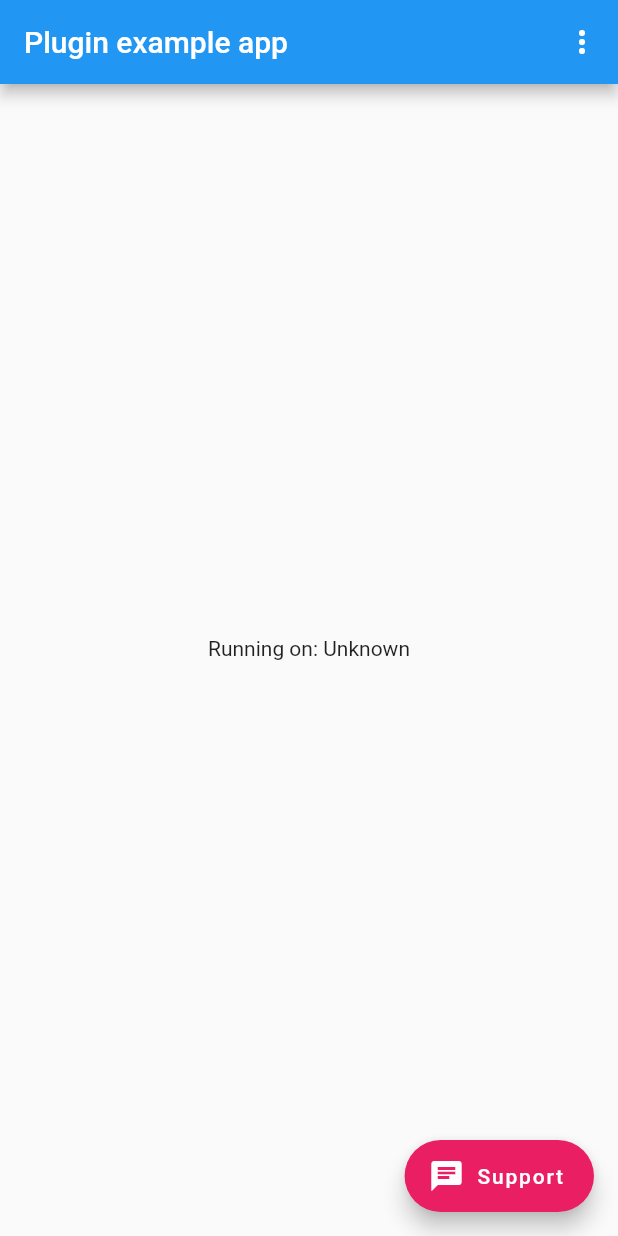
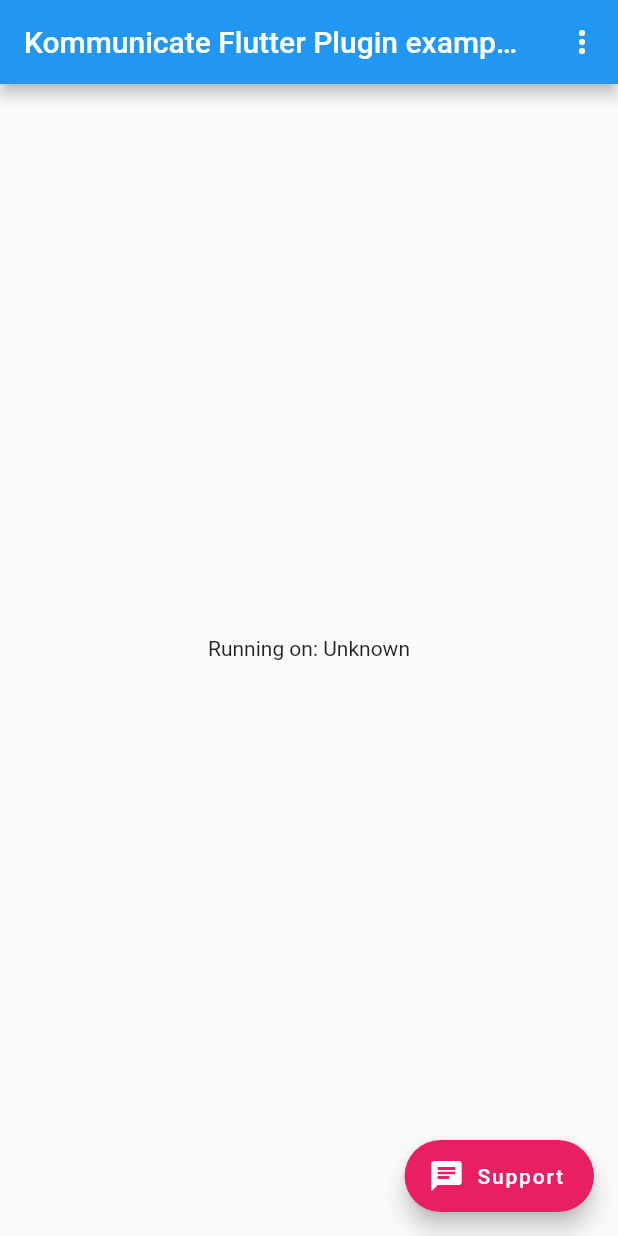
Before and after one commit to Kommunicate-io/Kommunicate-Flutter-Plugin, a Flutter app: the screen it shows after launch, after a tap on "Support", on a phone screen of 412 x 824 dp. Run offline on Flutter 3.47's test engine with Material 2 defaults, Android fonts, the phone set to English and light mode, and no system bars.

Commit message:
release version 1.0.0

```diff
--- a/example/lib/main.dart
+++ b/example/lib/main.dart
@@ -1,5 +1,6 @@
 import 'package:flutter/material.dart';
 import 'dart:async';
+import 'dart:convert';
 
 import 'package:flutter/services.dart';
 import 'package:kommunicate_flutter_plugin/kommunicate_flutter_plugin.dart';
@@ -45,16 +46,22 @@ class _MyAppState extends State<MyApp> {
 
   Future<dynamic> openSupportChat() async {
     try {
-      dynamic convObject = {'appId': '22823b4a764f9944ad7913ddb3e43cae1'};
+      dynamic user = {
+        'userId': 'reytum',
+        'password': 'reytum'
+      };
+
+      dynamic convObject = {
+        'appId': '22823b4a764f9944ad7913ddb3e43cae1'
+      };
       dynamic result =
           await KommunicateFlutterPlugin.buildConversation(convObject);
 
         dynamic chatContext = {
-          'key1': 'value1',
-          'key2': 'value2',
-          'key3': {
-            'keyV1' : 'vValue1',
-            'keyV2' : 'vValue2'
+          'key': 'value',
+          'objKey': {
+            'objKey1' : 'objValue1',
+            'objKey2' : 'objValue2'
           }
         };
 
@@ -71,7 +78,7 @@ class _MyAppState extends State<MyApp> {
     return MaterialApp(
       home: Scaffold(
           appBar: AppBar(
-            title: const Text('Plugin example app'),
+            title: const Text('Kommunicate Flutter Plugin example app'),
             actions: <Widget>[
               PopupMenuButton<OptionMenu>(
                 onSelected: (OptionMenu result) {
--- a/example/pubspec.yaml
+++ b/example/pubspec.yaml
@@ -8,6 +8,8 @@ environment:
 dependencies:
   flutter:
     sdk: flutter
+
+  # kommunicate_flutter_plugin: ^0.0.2
 
   # The following adds the Cupertino Icons font to your application.
   # Use with the CupertinoIcons class for iOS style icons.
--- a/lib/kommunicate_flutter_plugin.dart
+++ b/lib/kommunicate_flutter_plugin.dart
@@ -4,7 +4,7 @@ import 'package:flutter/services.dart';
 
 class KommunicateFlutterPlugin {
   static const MethodChannel _channel =
-  const MethodChannel('kommunicate_flutter_plugin');
+      const MethodChannel('kommunicate_flutter_plugin');
 
   static Future<String> get platformVersion async {
     final String version = await _channel.invokeMethod('getPlatformVersion');
--- a/pubspec.yaml
+++ b/pubspec.yaml
@@ -1,7 +1,7 @@
 name: kommunicate_flutter_plugin
-description: Flutter plugin for Kommunicate live chat.
-version: 0.0.1
-author: ashish@kommunicate.io
+description: Flutter plugin for Kommunicate live chat. Kommunicate provides open source live chat SDK in android. The Kommunicate SDK is flexible, lightweight and easily integrable. It lets you easily add real-time live chat and in-app messaging in your mobile applications and websites for customer support. The SDK is equipped with advance messaging options such as sending attachments, sharing location and rich messaging.
+version: 1.0.0
+author: Ashish <ashish@kommunicate.io>
 homepage: https://kommunicate.io
 
 environment:
```
Also changed, not shown: 2 other files.
